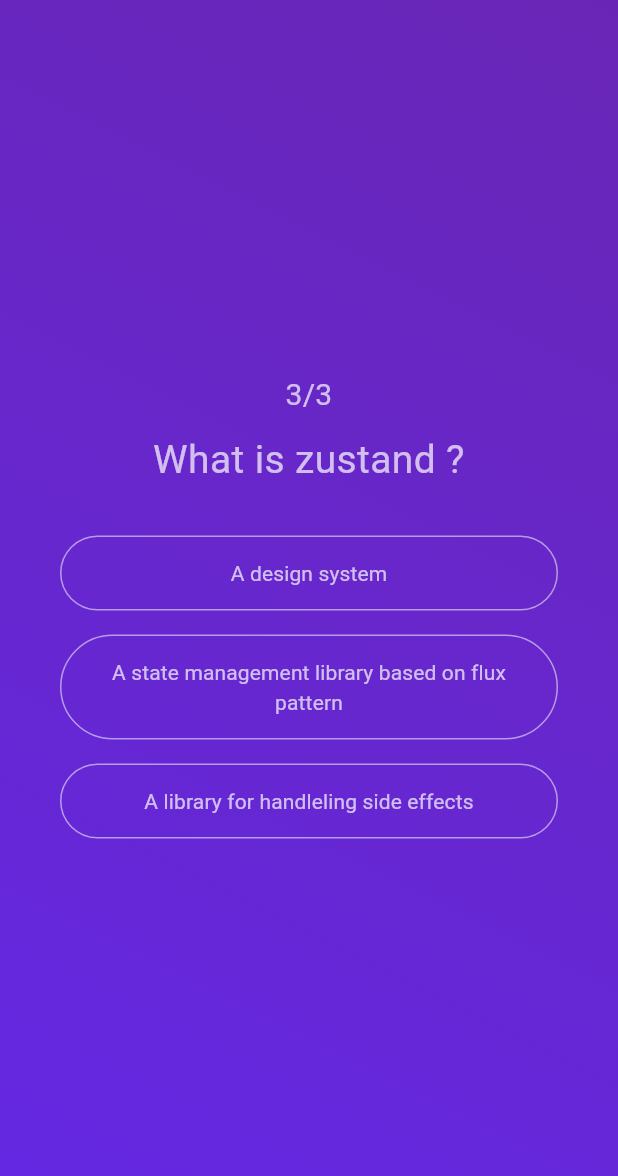
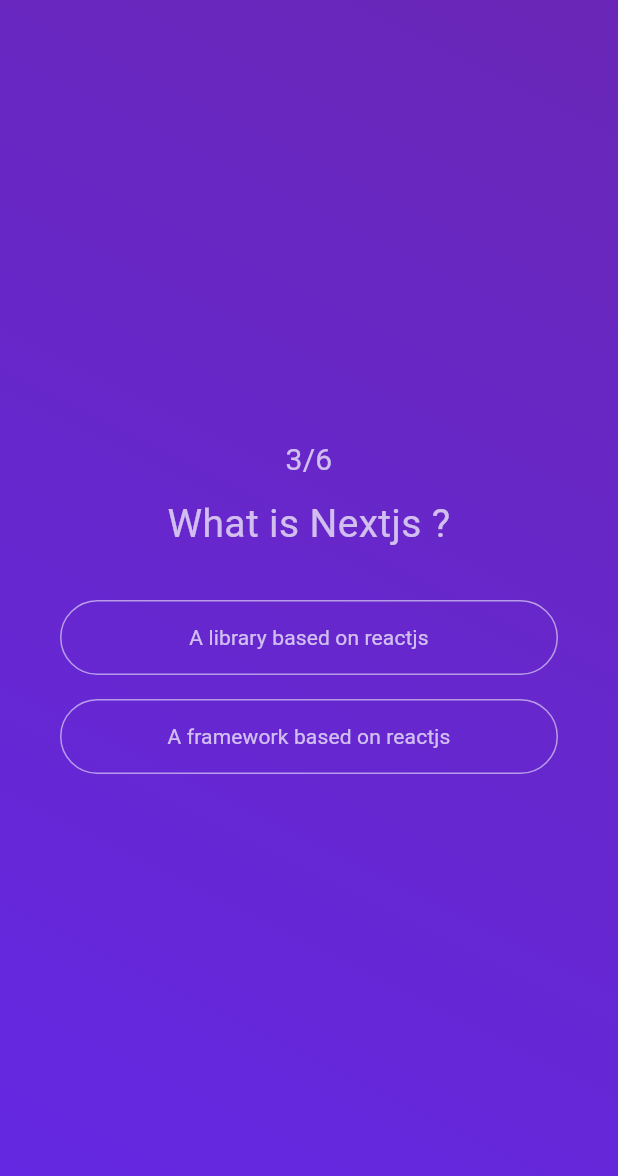
Before and after one commit to Salazar-Esteban/quiz_app, a Flutter app: the screen it shows after launch, after a tap on "Start Quiz", after a tap on "A framework for web development", after a tap on "A content management system", on a phone screen of 412 x 824 dp. Shown: the top 1176 px of the screen. Run offline on Flutter 3.47's test engine with Material 3 defaults, Android fonts, the phone set to English and light mode, and no system bars; our stand-ins replace google_fonts; Roboto replaces fonts that are missing (Abel).

```diff
--- a/lib/data/quiz_questions.dart
+++ b/lib/data/quiz_questions.dart
@@ -4,7 +4,9 @@ import 'package:quiz_app/models/quiz_question.dart';
 const firstOkAnswerID = 8899;
 const secondOkAnswerID = 4455;
 const thirdOkAnswerID = 985412;
-
+const fourOkAnswerID = 00220088;
+const fiveOkAnswerID = 99333333232323232;
+const sixOkAnswerID = 9283928398232;
 const List<QuizQuestion> questions = [
   QuizQuestion(
     title: 'What is javascript ?',
@@ -28,14 +30,41 @@ const List<QuizQuestion> questions = [
     ],
   ),
   QuizQuestion(
-    title: 'What is zustand ?',
+    title: 'What is Nextjs ?',
     id: 3,
     correctAnswerID: thirdOkAnswerID,
     answers: [
+      Answer(thirdOkAnswerID, "A framework based on reactjs"),
+      Answer(24343, "A library based on reactjs"),
+    ],
+  ),
+  QuizQuestion(
+    title: 'What is Html ?',
+    id: 3,
+    correctAnswerID: fourOkAnswerID,
+    answers: [
+      Answer(fourOkAnswerID, "A hyper-text language"),
+      Answer(22, "A programming language"),
+    ],
+  ),
+  QuizQuestion(
+    title: 'What is zustand ?',
+    id: 3,
+    correctAnswerID: fiveOkAnswerID,
+    answers: [
       Answer(11, "A design system"),
       Answer(22, "A library for handleling side effects"),
-      Answer(
-          thirdOkAnswerID, "A state management library based on flux pattern")
+      Answer(fiveOkAnswerID, "A state management library based on flux pattern")
+    ],
+  ),
+  QuizQuestion(
+    title: 'What is zustand ?',
+    id: 3,
+    correctAnswerID: sixOkAnswerID,
+    answers: [
+      Answer(11, "A design system"),
+      Answer(22, "A library for handleling side effects"),
+      Answer(sixOkAnswerID, "A state management library based on flux pattern")
     ],
   ),
 ];
--- a/lib/widgets/styled_text.dart
+++ b/lib/widgets/styled_text.dart
@@ -22,7 +22,8 @@ class StyledText extends StatelessWidget {
   Widget build(BuildContext context) {
     return Text(
       title,
-      style: GoogleFonts.abel(fontSize: size, color: color, fontWeight: FontWeight.w400),
+      style: GoogleFonts.abel(
+          fontSize: size, color: color, fontWeight: FontWeight.w400),
       textAlign: TextAlign.center,
     );
   }
```
Also changed, not shown: lib/widgets/result_card.dart (+21 -8 lines), lib/widgets/screens/quiz_results.dart (+49 -20 lines).
